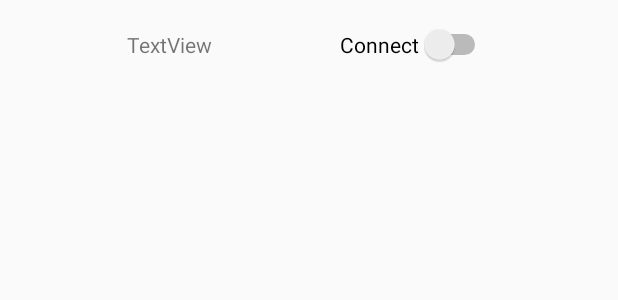
After one commit to Sensors-in-Paradise/android-native-xsens, an Android app: the layout sensor_device.xml on its own in the app's theme, with its tools: preview values and no code run, on a phone screen of 412 x 824 dp. The commit adds this screen. Shown: the top 300 px of the screen. Run offline under Robolectric (Android 15) with nearby library versions, the phone set to English and light mode, and no system bars.

Commit message:
Added list for displaying XSENS devices. No real functionality yet

```diff
--- a/app/src/main/AndroidManifest.xml
+++ b/app/src/main/AndroidManifest.xml
@@ -1,7 +1,7 @@
 <?xml version="1.0" encoding="utf-8"?>
 <manifest xmlns:android="http://schemas.android.com/apk/res/android"
     package="sensors_in_paradise.xsens">
-
+    <uses-sdk android:targetSdkVersion="31" />
     <uses-permission android:name="android.permission.BLUETOOTH" />
     <uses-permission android:name="android.permission.BLUETOOTH_ADMIN" />
     <uses-permission android:name="android.permission.ACCESS_FINE_LOCATION" />
@@ -20,7 +20,8 @@
         android:supportsRtl="true"
         android:theme="@style/AppTheme">
         <activity android:name=".CaptureActivity"></activity>
-        <activity android:name=".MainActivity">
+        <activity android:name=".MainActivity"
+            android:exported="true">
             <intent-filter>
                 <action android:name="android.intent.action.MAIN" />
 
--- a/app/src/main/res/layout/activity_main.xml
+++ b/app/src/main/res/layout/activity_main.xml
@@ -25,5 +25,6 @@
     <androidx.recyclerview.widget.RecyclerView
         android:id="@+id/rv_bluetoothDevices_activity_main"
         android:layout_width="match_parent"
-        android:layout_height="684dp" />
+        android:layout_height="match_parent"
+        app:layoutManager="LinearLayoutManager"/>
 </FrameLayout>
--- /dev/null
+++ b/app/src/main/res/layout/sensor_device.xml
@@ -0,0 +1,33 @@
+<?xml version="1.0" encoding="utf-8"?>
+<androidx.constraintlayout.widget.ConstraintLayout xmlns:android="http://schemas.android.com/apk/res/android"
+    xmlns:app="http://schemas.android.com/apk/res-auto"
+    xmlns:tools="http://schemas.android.com/tools"
+    android:layout_width="match_parent"
+    android:layout_height="wrap_content">
+
+    <TextView
+        android:id="@+id/tv_name_sensorDevice"
+        android:layout_width="wrap_content"
+        android:layout_height="wrap_content"
+        android:layout_marginStart="16dp"
+        android:layout_marginTop="20dp"
+        android:layout_marginEnd="16dp"
+        android:text="TextView"
+        android:visibility="visible"
+        app:layout_constraintEnd_toStartOf="@+id/switch1"
+        app:layout_constraintHorizontal_bias="0.5"
+        app:layout_constraintStart_toStartOf="parent"
+        app:layout_constraintTop_toTopOf="parent" />
+
+    <Switch
+        android:id="@+id/switch1"
+        android:layout_width="wrap_content"
+        android:layout_height="wrap_content"
+        android:layout_marginTop="16dp"
+        android:layout_marginEnd="16dp"
+        android:text="Connect"
+        app:layout_constraintEnd_toEndOf="parent"
+        app:layout_constraintHorizontal_bias="0.5"
+        app:layout_constraintStart_toEndOf="@+id/tv_name_sensorDevice"
+        app:layout_constraintTop_toTopOf="parent" />
+</androidx.constraintlayout.widget.ConstraintLayout>
--- a/build.gradle
+++ b/build.gradle
@@ -9,7 +9,7 @@ buildscript {
 
     }
     dependencies {
-        classpath 'com.android.tools.build:gradle:3.6.4'
+        classpath 'com.android.tools.build:gradle:7.0.3'
         classpath "org.jetbrains.kotlin:kotlin-gradle-plugin:$kotlin_version"
 
         // NOTE: Do not place your application dependencies here; they belong
```
Also changed, not shown: app/src/main/java/sensors_in_paradise/xsens/MainActivity.kt (+28 -7 lines), app/src/main/java/sensors_in_paradise/xsens/SensorAdapter.kt (added, +53 -0 lines).
